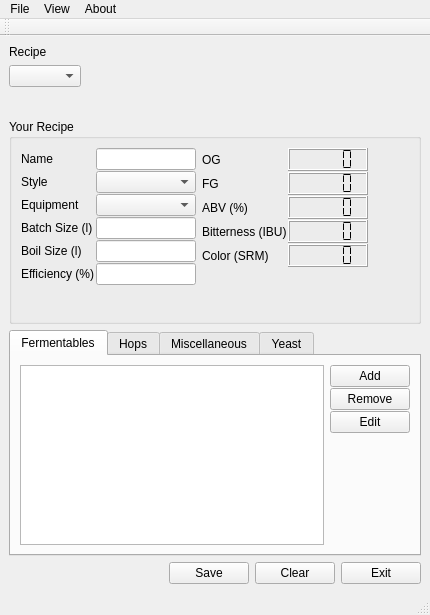
This is mainWindow.ui in Brewtarget/brewtarget as Qt 5 draws it before an edit. The edited form follows.
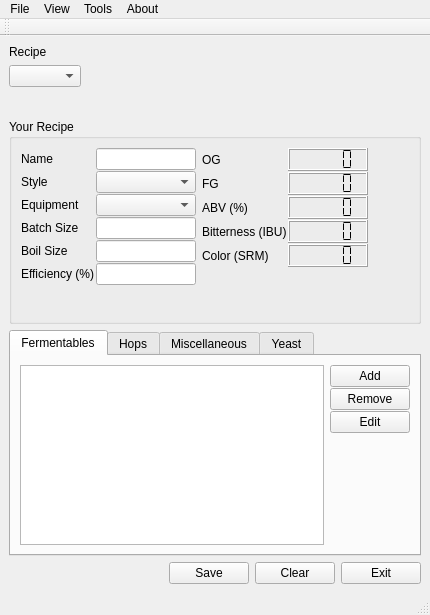
This is the edited form. Custom widgets are drawn as their Qt base class.

```diff
--- a/mainWindow.ui
+++ b/mainWindow.ui
@@ -221,7 +221,7 @@
                 </sizepolicy>
                </property>
                <property name="text" >
-                <string>Batch Size (l)</string>
+                <string>Batch Size</string>
                </property>
               </widget>
              </item>
@@ -260,7 +260,7 @@
                 </sizepolicy>
                </property>
                <property name="text" >
-                <string>Boil Size (l)</string>
+                <string>Boil Size</string>
                </property>
               </widget>
              </item>
@@ -940,8 +940,15 @@
     <addaction name="actionStyles" />
     <addaction name="actionYeasts" />
    </widget>
+   <widget class="QMenu" name="menuTools" >
+    <property name="title" >
+     <string>Tools</string>
+    </property>
+    <addaction name="actionOptions" />
+   </widget>
    <addaction name="menuFile" />
    <addaction name="menuView" />
+   <addaction name="menuTools" />
    <addaction name="menuAbout" />
   </widget>
   <widget class="QStatusBar" name="statusbar" >
```
Left out of the diff: 7 changed lines with no effect on the pictures.
